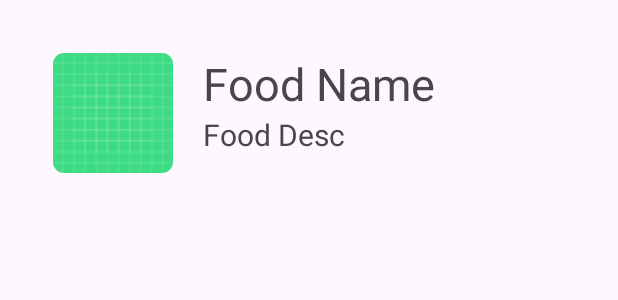
After one commit to oceanthesea1/NavDrawer, an Android app: the layout item_data.xml on its own in the app's theme, with its tools: preview values and no code run, on a phone screen of 412 x 824 dp. The commit adds this screen. Shown: the top 300 px of the screen. Run offline under Robolectric (Android 15) with nearby library versions, the phone set to English and light mode, and no system bars.

Commit message:
NavDrawer ver2~

```diff
--- /dev/null
+++ b/app/src/main/java/com/example/navdrawer/MyAdapter.java
@@ -0,0 +1,4 @@
+package com.example.navdrawer;
+
+public class MyAdapter {
+}
--- /dev/null
+++ b/app/src/main/res/drawable/round_corner.xml
@@ -0,0 +1,4 @@
+<?xml version="1.0" encoding="utf-8"?>
+<shape xmlns:android="http://schemas.android.com/apk/res/android">
+    <corners android:radius="7dp"/>
+</shape>
--- /dev/null
+++ b/app/src/main/res/layout/item_data.xml
@@ -0,0 +1,51 @@
+<?xml version="1.0" encoding="utf-8"?>
+<LinearLayout xmlns:android="http://schemas.android.com/apk/res/android"
+    android:layout_width="match_parent"
+    android:layout_height="match_parent"
+    android:orientation="vertical">
+
+    <LinearLayout
+        android:layout_width="match_parent"
+        android:layout_height="wrap_content"
+        android:layout_marginTop="30dp"
+        android:layout_marginBottom="20dp"
+        android:layout_marginLeft="20dp"
+        android:layout_marginRight="20dp"
+        android:padding="5dp">
+
+        <ImageView
+            android:id="@+id/imageView"
+            android:layout_width="80dp"
+            android:layout_height="80dp"
+            android:layout_marginLeft="10dp"
+            android:layout_marginRight="10dp"
+            android:background="@drawable/round_corner"
+            android:clipToOutline="true"
+            android:src="@drawable/ic_launcher_background" />
+
+        <LinearLayout
+            android:layout_width="wrap_content"
+            android:layout_height="wrap_content"
+            android:orientation="vertical">
+
+            <TextView
+                android:id="@+id/foodNameView"
+                android:layout_width="wrap_content"
+                android:layout_height="wrap_content"
+                android:layout_marginLeft="10dp"
+                android:text="Food Name"
+                android:textSize="30dp" />
+
+            <TextView
+                android:id="@+id/foodDescView"
+                android:layout_width="wrap_content"
+                android:layout_height="wrap_content"
+                android:layout_marginLeft="10dp"
+                android:text="Food Desc"
+                android:textSize="20dp" />
+
+        </LinearLayout>
+
+    </LinearLayout>
+
+</LinearLayout>
```
Also changed, not shown: app/src/main/java/com/example/navdrawer/Item.java (added, +37 -0 lines), app/src/main/res/layout/fragment_makanan.xml (+10 -3 lines).
